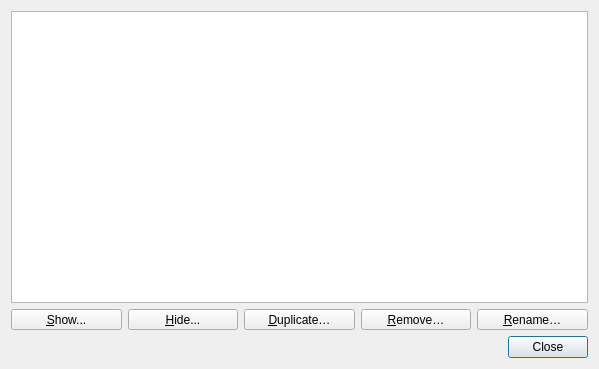
First picture: the form in src/ui/3d/qgs3dviewsmanagerdialog.ui, repository qgis/QGIS, before the edit.
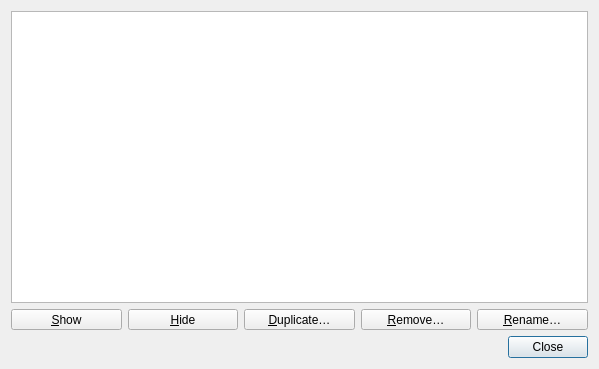
Second picture: the form after the edit.

What changed in the file:
```diff
--- a/src/ui/3d/qgs3dviewsmanagerdialog.ui
+++ b/src/ui/3d/qgs3dviewsmanagerdialog.ui
@@ -33,7 +33,7 @@
       </sizepolicy>
      </property>
      <property name="text">
-      <string>&amp;Show...</string>
+      <string>&amp;Show</string>
      </property>
     </widget>
    </item>
@@ -69,7 +69,7 @@
       </sizepolicy>
      </property>
      <property name="text">
-      <string>&amp;Hide...</string>
+      <string>&amp;Hide</string>
      </property>
     </widget>
    </item>
```
